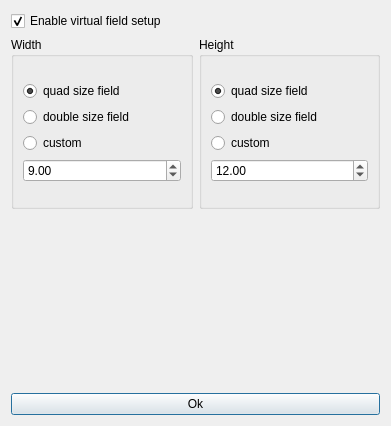
robotics-erlangen/framework, file src/ra/widgets/virtualfieldsetupdialog.ui: the form before one commit.
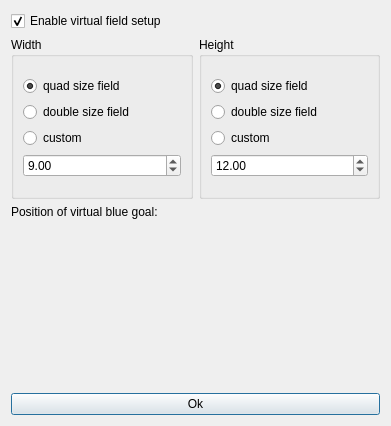
The form after the commit. Custom widgets are drawn as their Qt base class.

Commit message: Ra: Fieldwidget: use virtual field dialog

Patch:
```diff
--- a/src/ra/widgets/virtualfieldsetupdialog.ui
+++ b/src/ra/widgets/virtualfieldsetupdialog.ui
@@ -126,6 +126,19 @@
          </item>
         </layout>
        </item>
+       <item>
+        <widget class="QLabel" name="label">
+         <property name="sizePolicy">
+          <sizepolicy hsizetype="Preferred" vsizetype="Maximum">
+           <horstretch>0</horstretch>
+           <verstretch>0</verstretch>
+          </sizepolicy>
+         </property>
+         <property name="text">
+          <string>Position of virtual blue goal:</string>
+         </property>
+        </widget>
+       </item>
        <item>
         <widget class="GoalSelectionWidget" name="goalPositionSelection" native="true"/>
        </item>
```
The commit also changes 4 other files.
